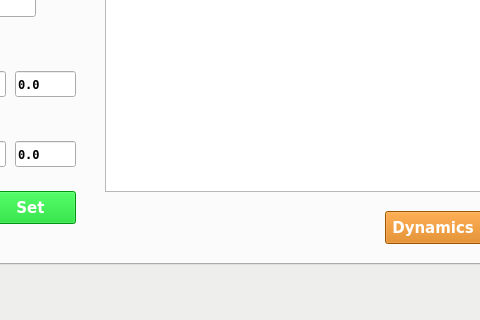
Before: the Qt Designer form interface_control/scripts/main.ui in SamKaiYang/Optimization-of-robotic-arm-design, drawn with Qt 5; both pictures show x 357 to 837 and y 236 to 556 of the 963 by 556 pixel window.
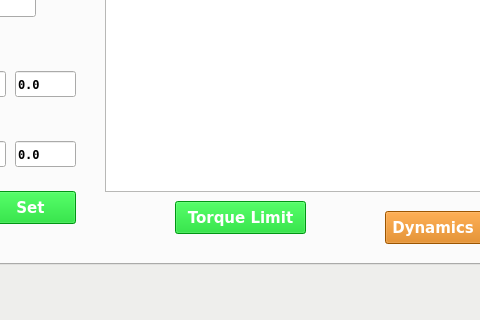
After: the same form once the commit is applied. The open tabs and pages were chosen to show the change. Icons and pictures are not drawn.

Commit message: add calculate torque limit function no test

Patch:
```diff
--- a/interface_control/scripts/main.ui
+++ b/interface_control/scripts/main.ui
@@ -2429,6 +2429,202 @@
        <string>Close</string>
       </property>
      </widget>
+     <widget class="QPushButton" name="btn_dyn_torque_limit">
+      <property name="geometry">
+       <rect>
+        <x>530</x>
+        <y>410</y>
+        <width>131</width>
+        <height>33</height>
+       </rect>
+      </property>
+      <property name="palette">
+       <palette>
+        <active>
+         <colorrole role="WindowText">
+          <brush brushstyle="SolidPattern">
+           <color alpha="255">
+            <red>255</red>
+            <green>255</green>
+            <blue>255</blue>
+           </color>
+          </brush>
+         </colorrole>
+         <colorrole role="Button">
+          <brush brushstyle="SolidPattern">
+           <color alpha="255">
+            <red>0</red>
+            <green>210</green>
+            <blue>26</blue>
+           </color>
+          </brush>
+         </colorrole>
+         <colorrole role="Text">
+          <brush brushstyle="SolidPattern">
+           <color alpha="255">
+            <red>255</red>
+            <green>255</green>
+            <blue>255</blue>
+           </color>
+          </brush>
+         </colorrole>
+         <colorrole role="ButtonText">
+          <brush brushstyle="SolidPattern">
+           <color alpha="255">
+            <red>255</red>
+            <green>255</green>
+            <blue>255</blue>
+           </color>
+          </brush>
+         </colorrole>
+         <colorrole role="Base">
+          <brush brushstyle="SolidPattern">
+           <color alpha="255">
+            <red>0</red>
+            <green>210</green>
+            <blue>26</blue>
+           </color>
+          </brush>
+         </colorrole>
+         <colorrole role="Window">
+          <brush brushstyle="SolidPattern">
+           <color alpha="255">
+            <red>0</red>
+            <green>210</green>
+            <blue>26</blue>
+           </color>
+          </brush>
+         </colorrole>
+        </active>
+        <inactive>
+         <colorrole role="WindowText">
+          <brush brushstyle="SolidPattern">
+           <color alpha="255">
+            <red>255</red>
+            <green>255</green>
+            <blue>255</blue>
+           </color>
+          </brush>
+         </colorrole>
+         <colorrole role="Button">
+          <brush brushstyle="SolidPattern">
+           <color alpha="255">
+            <red>0</red>
+            <green>210</green>
+            <blue>26</blue>
+           </color>
+          </brush>
+         </colorrole>
+         <colorrole role="Text">
+          <brush brushstyle="SolidPattern">
+           <color alpha="255">
+            <red>255</red>
+            <green>255</green>
+            <blue>255</blue>
+           </color>
+          </brush>
+         </colorrole>
+         <colorrole role="ButtonText">
+          <brush brushstyle="SolidPattern">
+           <color alpha="255">
+            <red>255</red>
+            <green>255</green>
+            <blue>255</blue>
+           </color>
+          </brush>
+         </colorrole>
+         <colorrole role="Base">
+          <brush brushstyle="SolidPattern">
+           <color alpha="255">
+            <red>0</red>
+            <green>210</green>
+            <blue>26</blue>
+           </color>
+          </brush>
+         </colorrole>
+         <colorrole role="Window">
+          <brush brushstyle="SolidPattern">
+           <color alpha="255">
+            <red>0</red>
+            <green>210</green>
+            <blue>26</blue>
+           </color>
+          </brush>
+         </colorrole>
+        </inactive>
+        <disabled>
+         <colorrole role="WindowText">
+          <brush brushstyle="SolidPattern">
+           <color alpha="255">
+            <red>255</red>
+            <green>255</green>
+            <blue>255</blue>
+           </color>
+          </brush>
+         </colorrole>
+         <colorrole role="Button">
+          <brush brushstyle="SolidPattern">
+           <color alpha="255">
+            <red>0</red>
+            <green>210</green>
+            <blue>26</blue>
+           </color>
+          </brush>
+         </colorrole>
+         <colorrole role="Text">
+          <brush brushstyle="SolidPattern">
+           <color alpha="255">
+            <red>255</red>
+            <green>255</green>
+            <blue>255</blue>
+           </color>
+          </brush>
+         </colorrole>
+         <colorrole role="ButtonText">
+          <brush brushstyle="SolidPattern">
+           <color alpha="255">
+            <red>255</red>
+            <green>255</green>
+            <blue>255</blue>
+           </color>
+          </brush>
+         </colorrole>
+         <colorrole role="Base">
+          <brush brushstyle="SolidPattern">
+           <color alpha="255">
+            <red>0</red>
+            <green>210</green>
+            <blue>26</blue>
+           </color>
+          </brush>
+         </colorrole>
+         <colorrole role="Window">
+          <brush brushstyle="SolidPattern">
+           <color alpha="255">
+            <red>0</red>
+            <green>210</green>
+            <blue>26</blue>
+           </color>
+          </brush>
+         </colorrole>
+        </disabled>
+       </palette>
+      </property>
+      <property name="font">
+       <font>
+        <family>Bitstream Vera Sans</family>
+        <pointsize>11</pointsize>
+        <weight>75</weight>
+        <bold>true</bold>
+       </font>
+      </property>
+      <property name="styleSheet">
+       <string notr="true">background-color:#00d21a;color:white;border-color: black;</string>
+      </property>
+      <property name="text">
+       <string>Torque Limit</string>
+      </property>
+     </widget>
     </widget>
     <widget class="QWidget" name="tab_state">
      <attribute name="title">
```
Left out of the diff: 2 changed lines with no effect on the pictures. The commit also changes 101 other files.
